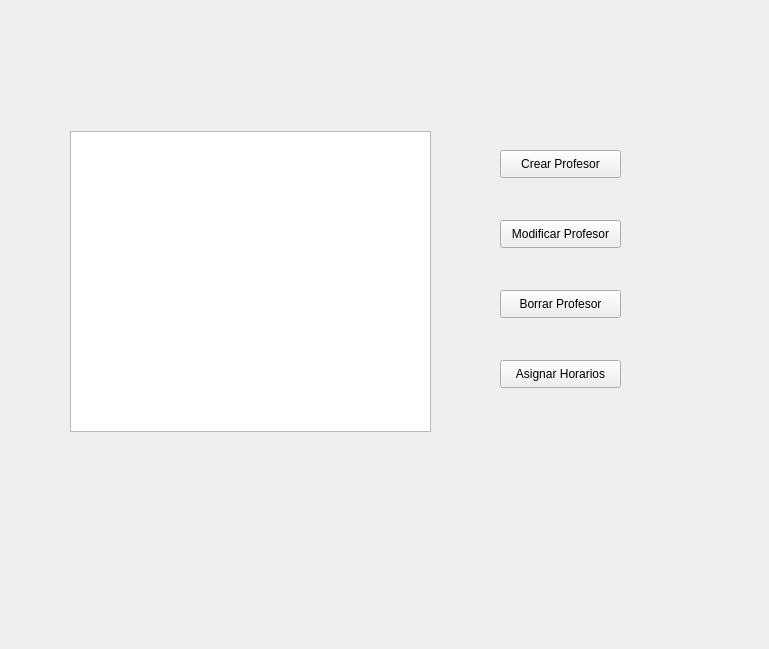
Old version of the form TFGapp/TFGapp/ProfesoresMain.ui in the repository tfgapp/tfg.
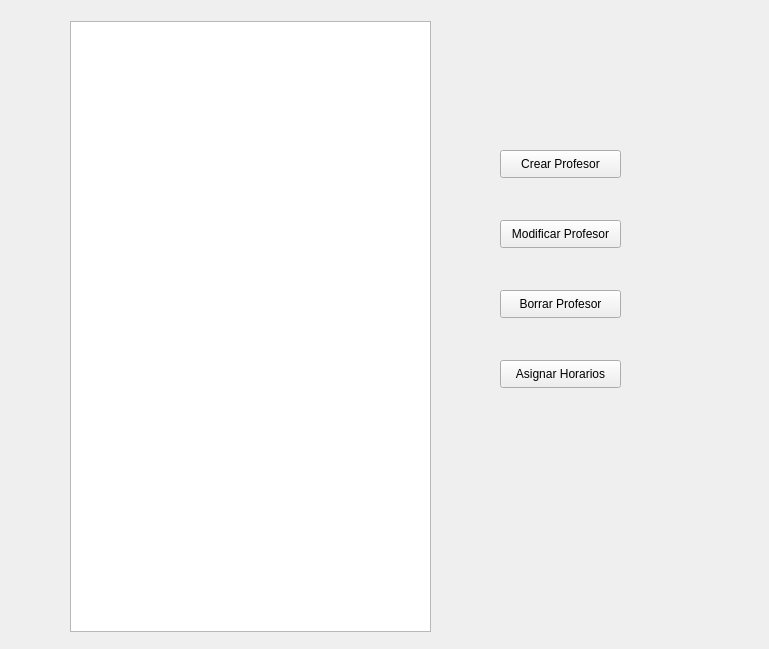
New version of the form.

Commit message: Ver alumnos y profesores por interfaz

The edit to the form file:
```diff
--- a/TFGapp/TFGapp/ProfesoresMain.ui
+++ b/TFGapp/TFGapp/ProfesoresMain.ui
@@ -65,13 +65,13 @@
     <string>Asignar Horarios</string>
    </property>
   </widget>
-  <widget class="QListView" name="listaProfesores">
+  <widget class="QListWidget" name="listaProfesores">
    <property name="geometry">
     <rect>
      <x>70</x>
-     <y>131</y>
+     <y>21</y>
      <width>361</width>
-     <height>301</height>
+     <height>611</height>
     </rect>
    </property>
   </widget>
```
The commit also changes 9 other files.
